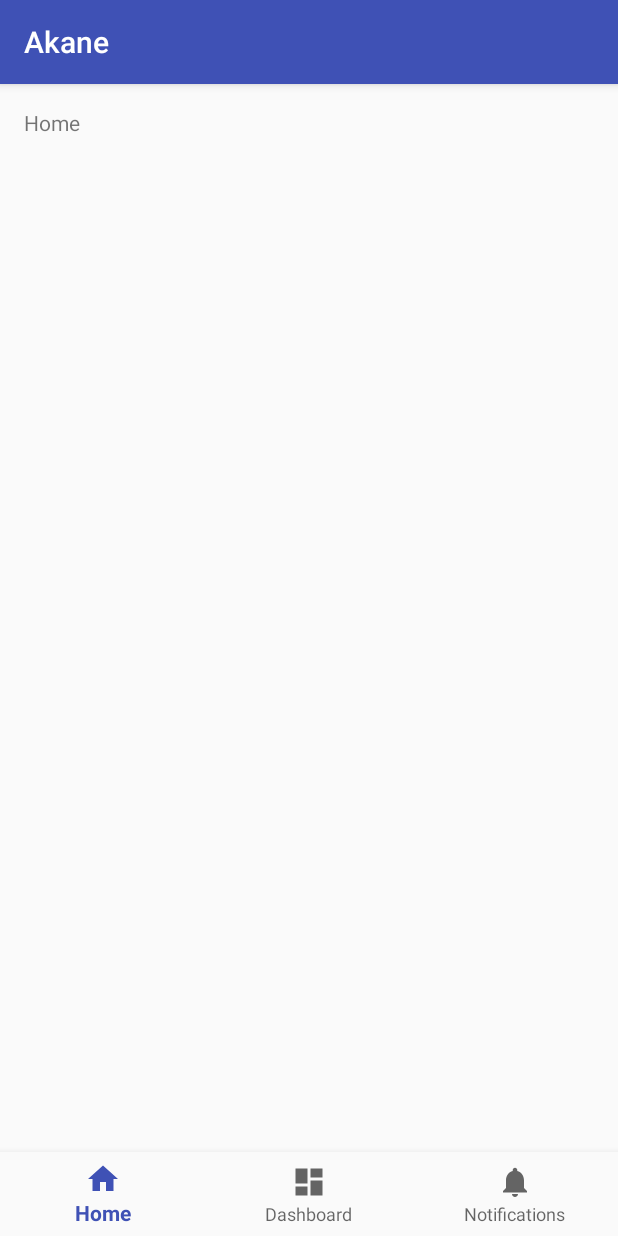
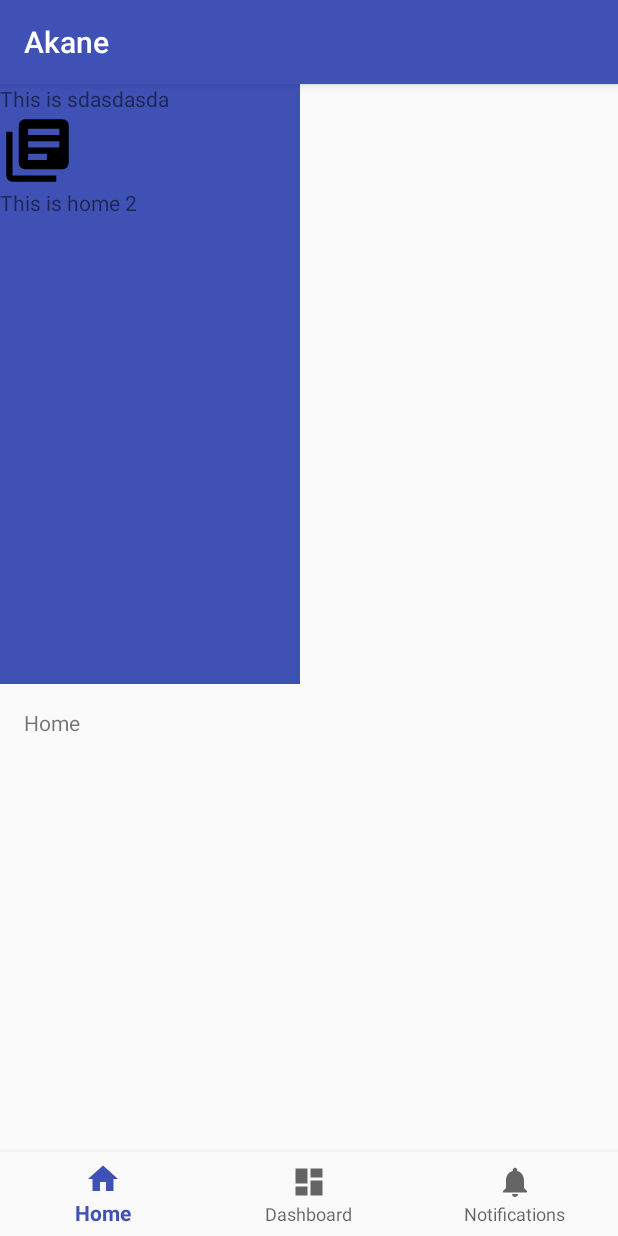
Before and after one commit to Doko-Demo-Doa/Akane, an Android app: the screen it shows after launch (MainActivity), on a phone screen of 412 x 824 dp. Run offline under Robolectric (Android 15) with nearby library versions, the phone set to English and light mode, and no system bars.

Commit message:
Minor fix, added two icon assets

```diff
--- a/app/src/main/AndroidManifest.xml
+++ b/app/src/main/AndroidManifest.xml
@@ -1,6 +1,9 @@
 <?xml version="1.0" encoding="utf-8"?>
 <manifest xmlns:android="http://schemas.android.com/apk/res/android"
           package="com.acaziasoft.akane">
+
+  <uses-permission android:name="android.permission.ACCESS_NETWORK_STATE"/>
+  <uses-permission android:name="android.permission.INTERNET"/>
 
   <application
                                             android:allowBackup="true"
--- /dev/null
+++ b/app/src/main/java/com/acaziasoft/akane/HomeFragment.java
@@ -0,0 +1,29 @@
+package com.acaziasoft.akane;
+
+import android.os.Bundle;
+import android.support.annotation.Nullable;
+import android.support.v4.app.Fragment;
+import android.view.LayoutInflater;
+import android.view.View;
+import android.view.ViewGroup;
+
+public class HomeFragment extends Fragment {
+
+  public static final String TAG = HomeFragment.class.getSimpleName();
+
+  static HomeFragment fragment;
+
+  public static HomeFragment newInstance() {
+    if (fragment != null) {
+      return fragment;
+    } else {
+      return new HomeFragment();
+    }
+  }
+
+  @Nullable
+  @Override
+  public View onCreateView(LayoutInflater inflater, @Nullable ViewGroup container, @Nullable Bundle savedInstanceState) {
+    return inflater.inflate(R.layout.fragment_home, container, false);
+  }
+}
--- a/app/src/main/java/com/acaziasoft/akane/MainActivity.java
+++ b/app/src/main/java/com/acaziasoft/akane/MainActivity.java
@@ -3,11 +3,14 @@ package com.acaziasoft.akane;
 import android.os.Bundle;
 import android.support.annotation.NonNull;
 import android.support.design.widget.BottomNavigationView;
+import android.support.v4.app.FragmentManager;
 import android.support.v7.app.AppCompatActivity;
 import android.view.MenuItem;
 import android.widget.TextView;
 
 public class MainActivity extends AppCompatActivity {
+
+  private FragmentManager fragmentManager;
 
   private TextView mTextMessage;
 
@@ -37,6 +40,11 @@ public class MainActivity extends AppCompatActivity {
     super.onCreate(savedInstanceState);
     setContentView(R.layout.activity_main);
 
+    fragmentManager = getSupportFragmentManager();
+    fragmentManager.beginTransaction()
+        .add(R.id.content2, HomeFragment.newInstance(), HomeFragment.TAG)
+        .commit();
+
     mTextMessage = (TextView) findViewById(R.id.message);
     BottomNavigationView navigation = (BottomNavigationView) findViewById(R.id.navigation);
     navigation.setOnNavigationItemSelectedListener(mOnNavigationItemSelectedListener);
--- /dev/null
+++ b/app/src/main/java/com/acaziasoft/akane/SettingsFragment.java
@@ -0,0 +1,6 @@
+package com.acaziasoft.akane;
+
+import android.support.v4.app.Fragment;
+
+public class SettingsFragment extends Fragment {
+}
--- /dev/null
+++ b/app/src/main/res/drawable/ic_camera.xml
@@ -0,0 +1,8 @@
+<?xml version="1.0" encoding="utf-8"?>
+<vector xmlns:android="http://schemas.android.com/apk/res/android"
+        android:height="24dp"
+        android:width="24dp"
+        android:viewportWidth="24"
+        android:viewportHeight="24">
+  <path android:fillColor="#000" android:pathData="M4,4H7L9,2H15L17,4H20A2,2 0 0,1 22,6V18A2,2 0 0,1 20,20H4A2,2 0 0,1 2,18V6A2,2 0 0,1 4,4M12,7A5,5 0 0,0 7,12A5,5 0 0,0 12,17A5,5 0 0,0 17,12A5,5 0 0,0 12,7M12,9A3,3 0 0,1 15,12A3,3 0 0,1 12,15A3,3 0 0,1 9,12A3,3 0 0,1 12,9Z" />
+</vector>
--- /dev/null
+++ b/app/src/main/res/drawable/ic_library.xml
@@ -0,0 +1,7 @@
+<vector xmlns:android="http://schemas.android.com/apk/res/android"
+        android:height="24dp"
+        android:width="24dp"
+        android:viewportWidth="24"
+        android:viewportHeight="24">
+  <path android:fillColor="#000" android:pathData="M19,7H9V5H19M15,15H9V13H15M19,11H9V9H19M20,2H8A2,2 0 0,0 6,4V16A2,2 0 0,0 8,18H20A2,2 0 0,0 22,16V4A2,2 0 0,0 20,2M4,6H2V20A2,2 0 0,0 4,22H18V20H4V6Z" />
+</vector>
--- a/app/src/main/res/layout/activity_main.xml
+++ b/app/src/main/res/layout/activity_main.xml
@@ -8,6 +8,13 @@
     android:layout_height="match_parent"
     android:orientation="vertical"
     tools:context="com.acaziasoft.akane.MainActivity">
+
+  <FrameLayout
+      android:id="@+id/content2"
+      android:layout_weight="1"
+      android:background="@color/colorPrimary"
+      android:layout_width="200dp"
+      android:layout_height="wrap_content"/>
 
   <FrameLayout
       android:id="@+id/content"
--- /dev/null
+++ b/app/src/main/res/layout/fragment_home.xml
@@ -0,0 +1,23 @@
+<?xml version="1.0" encoding="utf-8"?>
+<LinearLayout xmlns:android="http://schemas.android.com/apk/res/android"
+              android:layout_width="match_parent"
+              android:layout_height="match_parent"
+              xmlns:app="http://schemas.android.com/apk/res-auto"
+              android:orientation="vertical">
+
+  <TextView
+      android:layout_width="wrap_content"
+      android:layout_height="wrap_content"
+      android:text="This is sdasdasda"/>
+
+  <ImageView
+      app:srcCompat="@drawable/ic_library"
+      android:layout_width="50dp"
+      android:layout_height="50dp"/>
+
+  <TextView
+      android:layout_width="wrap_content"
+      android:layout_height="wrap_content"
+      android:text="This is home 2"/>
+
+</LinearLayout>
```
Lines whose indentation alone changed are shown as unchanged.
